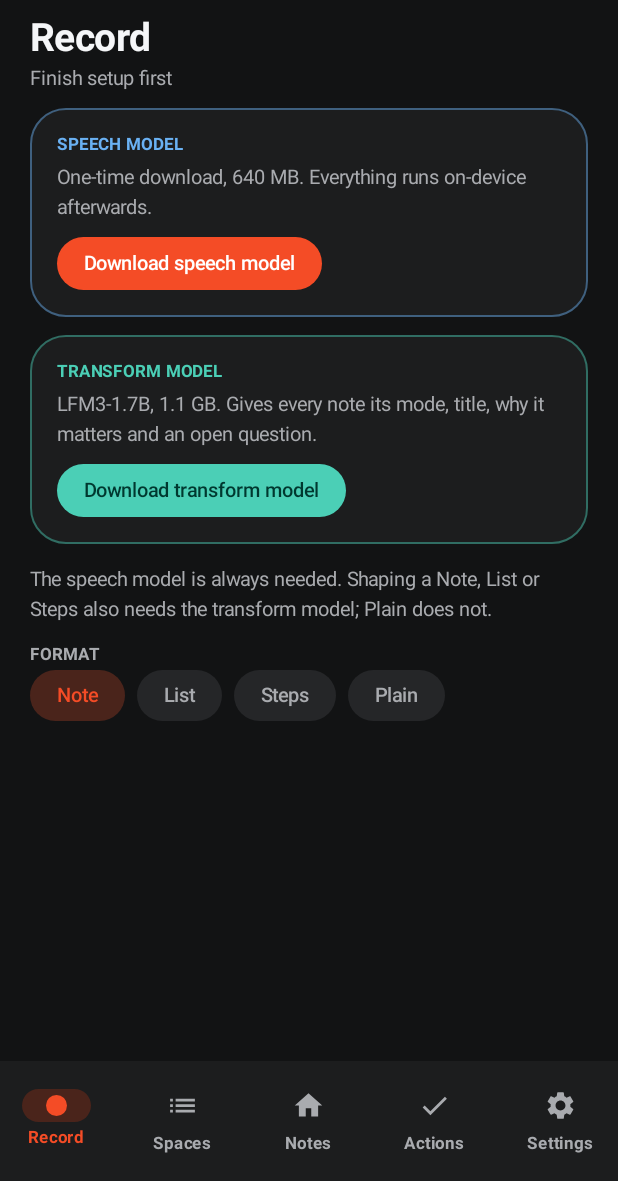
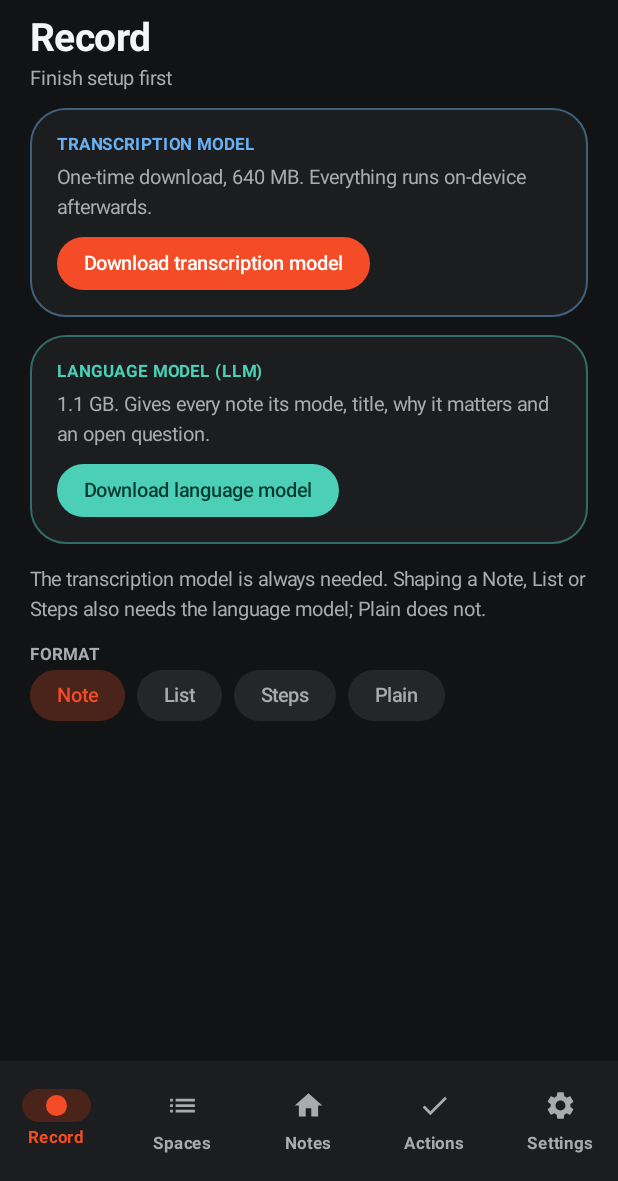
Before and after one commit to NehuenD/sievex_app, an Android app built with Jetpack Compose: the screen it shows after launch (MainActivity), after a tap on "Skip", on a phone screen of 412 x 824 dp, the part 55-1236 px from its top. Run offline under Robolectric (Android 15) with nearby library versions, the phone set to English and light mode, and no system bars; libraries missing offline, so code that uses them is left out: kotlinx.coroutines, kotlinx.coroutines.delay, kotlinx.coroutines.launch, kotlinx.coroutines.sync, kotlinx.coroutines.withContext.

Commit message:
Fix onboarding's trigger claim and drop model names from setup
The first onboarding page no longer says an earbud tap starts a burst; it now says to tap record, speak, and tap again. The first-run download cards talk about the transcription model and the language model (LLM) instead of Parakeet and LFM3, including the download buttons, progress statuses and the Settings rows; sizes and the one-time-download/offline explanation stay. Spanish updated to match.

```diff
--- a/app/src/main/res/values/strings_system.xml
+++ b/app/src/main/res/values/strings_system.xml
@@ -7,8 +7,8 @@
 <resources>
 
     <!-- First-run flow (Onboarding.kt) -->
-    <string name="sys_onboarding_step1_title">Capture while you walk</string>
-    <string name="sys_onboarding_step1_body">One earbud tap starts a burst. Tap again and it stops. Your hands stay where they are.</string>
+    <string name="sys_onboarding_step1_title">Just start talking</string>
+    <string name="sys_onboarding_step1_body">Tap record, speak your mind, and tap again to stop. It becomes a note on its own.</string>
     <string name="sys_onboarding_step2_title">Nothing leaves this phone</string>
     <string name="sys_onboarding_step2_body">Transcription and writing run on-device. No account, no cloud: nothing you record is uploaded.</string>
     <string name="sys_onboarding_step3_title">Record whatever\'s on your mind</string>
@@ -26,8 +26,8 @@
     <string name="sys_capture_processing_queued">Processing queued bursts</string>
 
     <!-- Pipeline messages set by the capture service and shown on the record screen -->
-    <string name="sys_pipeline_waiting_for_speech_model">Waiting for the speech model</string>
-    <string name="sys_pipeline_speech_model_not_ready">Speech model not ready</string>
+    <string name="sys_pipeline_waiting_for_speech_model">Waiting for the transcription model</string>
+    <string name="sys_pipeline_speech_model_not_ready">The transcription model isn\'t ready</string>
     <string name="sys_pipeline_transcribe_failed">Could not transcribe that burst</string>
     <string name="sys_pipeline_no_speech_detected">No speech detected in that burst</string>
 
@@ -44,15 +44,15 @@
     <string name="sys_lens_report_failed_text">Couldn\'t build %1$s for %2$s. Tap to open the space and try again.</string>
 
     <!-- Speech model download status (ModelInstaller.kt) -->
-    <string name="sys_asr_status_not_installed">Speech model not installed</string>
-    <string name="sys_asr_status_installed">Parakeet installed (%1$d MB)</string>
-    <string name="sys_asr_status_downloading">Downloading %1$s</string>
-    <string name="sys_asr_status_verifying">Verifying %1$s</string>
+    <string name="sys_asr_status_not_installed">Transcription model not installed</string>
+    <string name="sys_asr_status_installed">Transcription model installed (%1$d MB)</string>
+    <string name="sys_asr_status_downloading">Downloading the transcription model</string>
+    <string name="sys_asr_status_verifying">Verifying the transcription model</string>
     <string name="sys_asr_status_incomplete">Download finished but files are incomplete</string>
 
     <!-- Transform model download status (TransformModel.kt) -->
-    <string name="sys_llm_status_not_installed">Transform model not installed</string>
-    <string name="sys_llm_status_ready">LFM3-1.7B ready (%1$d MB)</string>
+    <string name="sys_llm_status_not_installed">Language model not installed</string>
+    <string name="sys_llm_status_ready">Language model ready (%1$d MB)</string>
 
     <!-- Shared by both model downloaders -->
     <string name="sys_model_starting_download">Starting download</string>
--- a/app/src/main/res/values/strings_ui.xml
+++ b/app/src/main/res/values/strings_ui.xml
@@ -63,7 +63,7 @@
     <string name="ui_capture_arm">Arm capture</string>
     <string name="ui_record_subtitle_ready">Tap to capture, tap again to stop</string>
     <string name="ui_record_subtitle_setup">Finish setup first</string>
-    <string name="ui_record_setup_body">The speech model is always needed. Shaping a Note, List or Steps also needs the transform model; Plain does not.</string>
+    <string name="ui_record_setup_body">The transcription model is always needed. Shaping a Note, List or Steps also needs the language model; Plain does not.</string>
     <string name="ui_record_stage_transcribing">TRANSCRIBING AUDIO</string>
     <string name="ui_record_stage_failed">NOTHING FILED</string>
     <string name="ui_record_tap_to_record">Tap to record</string>
@@ -83,12 +83,12 @@
     <string name="ui_note_edited">edited</string>
 
     <!-- Model setup cards -->
-    <string name="ui_speech_model">SPEECH MODEL</string>
+    <string name="ui_speech_model">TRANSCRIPTION MODEL</string>
     <string name="ui_speech_model_blurb">One-time download, 640 MB. Everything runs on-device afterwards.</string>
-    <string name="ui_speech_model_download">Download speech model</string>
-    <string name="ui_transform_model">TRANSFORM MODEL</string>
-    <string name="ui_transform_model_blurb">LFM3-1.7B, 1.1 GB. Gives every note its mode, title, why it matters and an open question.</string>
-    <string name="ui_transform_model_download">Download transform model</string>
+    <string name="ui_speech_model_download">Download transcription model</string>
+    <string name="ui_transform_model">LANGUAGE MODEL (LLM)</string>
+    <string name="ui_transform_model_blurb">1.1 GB. Gives every note its mode, title, why it matters and an open question.</string>
+    <string name="ui_transform_model_download">Download language model</string>
 
     <!-- Note detail -->
     <string name="ui_note_label">NOTE</string>
@@ -139,7 +139,7 @@
     <string name="ui_new_note_saving">Saving…</string>
     <string name="ui_new_note_shape_with_ai">Shape with AI</string>
     <string name="ui_new_note_plain_hint">Plain keeps your words exactly as typed.</string>
-    <string name="ui_new_note_no_model">The transform model isn\'t installed, so this note is saved as plain text. Add it in Settings to shape notes.</string>
+    <string name="ui_new_note_no_model">The language model isn\'t installed, so this note is saved as plain text. Add it in Settings to shape notes.</string>
     <string name="ui_placeholder_new_note_text">What you want to keep</string>
     <string name="ui_placeholder_new_note_title">Optional: used exactly as written</string>
 
@@ -152,13 +152,13 @@
     <string name="ui_settings_live">Live</string>
     <string name="ui_settings_idle">Idle</string>
     <string name="ui_settings_transcription">Transcription</string>
-    <string name="ui_settings_transcription_value">Parakeet TDT 0.6B v3</string>
+    <string name="ui_settings_transcription_value">On-device</string>
     <string name="ui_settings_transform">Transform</string>
-    <string name="ui_settings_transform_value">LFM3-1.7B</string>
-    <string name="ui_settings_speech_model_body">Parakeet TDT 0.6B v3, 640 MB. Downloaded once over HTTPS and verified against pinned checksums. After that the app runs fully offline.</string>
+    <string name="ui_settings_transform_value">On-device</string>
+    <string name="ui_settings_speech_model_body">640 MB. Downloaded once over HTTPS and verified against pinned checksums. After that the app runs fully offline.</string>
     <string name="ui_settings_model_ready">Model ready</string>
     <string name="ui_settings_model_progress">%1$d%%</string>
-    <string name="ui_settings_download_model">Download model (640 MB)</string>
+    <string name="ui_settings_download_model">Download transcription model (640 MB)</string>
     <string name="ui_settings_event_log">EVENT LOG</string>
     <string name="ui_settings_no_events">no events yet</string>
 
@@ -168,11 +168,11 @@
     <string name="ui_lens_generate">Generate</string>
     <string name="ui_lens_regenerate">Regenerate</string>
     <string name="ui_lens_working">Working in the background. You can leave this screen — we\'ll notify you when the report is ready.</string>
-    <string name="ui_lens_failed">No report produced. Check the transform model in Settings, then try again.</string>
+    <string name="ui_lens_failed">No report produced. Check the language model in Settings, then try again.</string>
     <string name="ui_lens_needs_notes">A space needs at least one note before a lens can say anything.</string>
     <string name="ui_lens_stale_hint">Notes changed since this was generated. Regenerate to bring it current.</string>
     <string name="ui_lens_none_title">NO LENSES ON THIS SPACE</string>
-    <string name="ui_lens_none_body">A lens is one way of reading every note in this space: it picks the headings, cites the notes it used, and can be regenerated any time.</string>
+    <string name="ui_lens_none_body">A lens is one way of reading every note in this space: it picks the headings, reads the notes, and can be regenerated any time.</string>
     <string name="ui_lens_empty_title">NO %1$s YET</string>
     <string name="ui_lens_empty_body">It reads every note in this space and cites the ones it used. Nothing is written until you generate it.</string>
     <string name="ui_lens_from_notes">from %1$d notes · %2$s</string>
```
Also changed, not shown: 2 other files.
